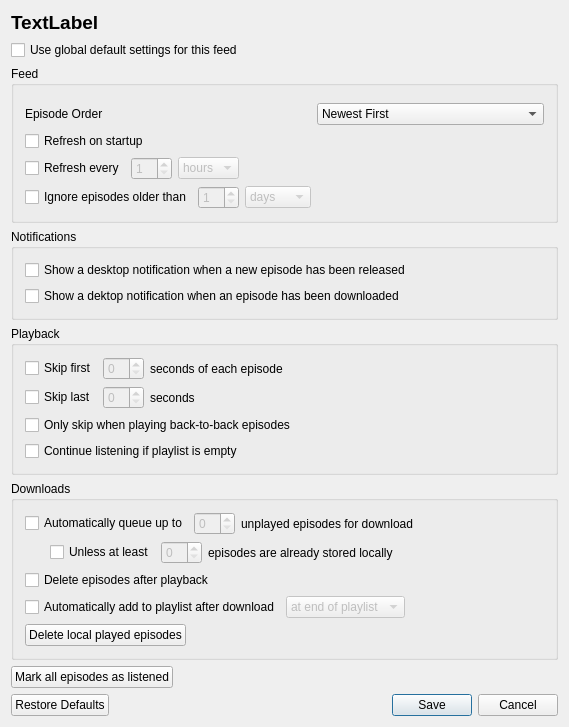
First picture: the form in podcatcher/Resources/ui/windows/FeedSettingsWindow.ui, repository lostrootpass/alphagem, before the edit.
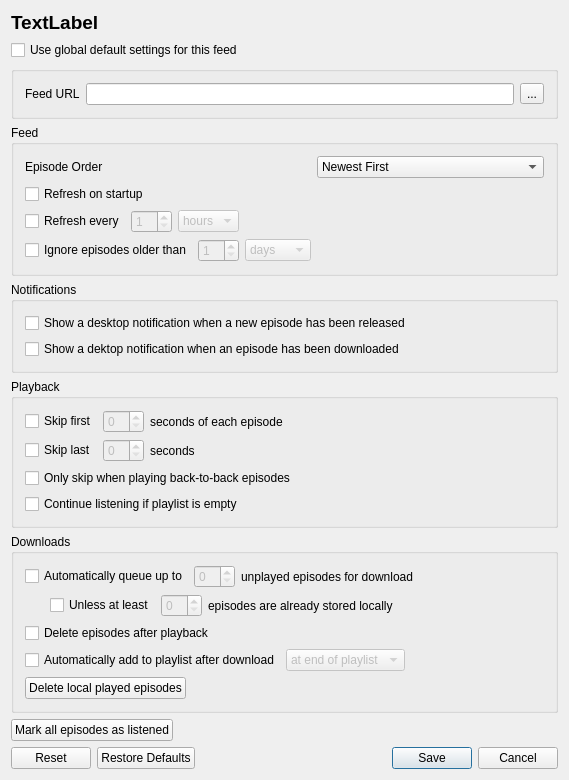
Second picture: the form after the edit. Icons and pictures are not drawn.

Commit message: Add copyable feed URL and Reset button to the settings page

```diff
--- a/podcatcher/Resources/ui/windows/FeedSettingsWindow.ui
+++ b/podcatcher/Resources/ui/windows/FeedSettingsWindow.ui
@@ -7,7 +7,7 @@
     <x>0</x>
     <y>0</y>
     <width>569</width>
-    <height>684</height>
+    <height>716</height>
    </rect>
   </property>
   <property name="windowTitle">
@@ -38,16 +38,56 @@
      </property>
     </widget>
    </item>
+   <item>
+    <widget class="QGroupBox" name="feedUrlGroupBox">
+     <property name="title">
+      <string/>
+     </property>
+     <property name="flat">
+      <bool>true</bool>
+     </property>
+     <layout class="QVBoxLayout" name="verticalLayout_3">
+      <item>
+       <layout class="QHBoxLayout" name="feedUrlLayout">
+        <item>
+         <widget class="QLabel" name="label_5">
+          <property name="text">
+           <string>Feed URL</string>
+          </property>
+         </widget>
+        </item>
+        <item>
+         <widget class="QLineEdit" name="feedUrlLineEdit">
+          <property name="readOnly">
+           <bool>true</bool>
+          </property>
+         </widget>
+        </item>
+        <item>
+         <widget class="QToolButton" name="feedUrlButton">
+          <property name="toolTip">
+           <string>Copy feed URL to clipboard</string>
+          </property>
+          <property name="text">
+           <string>...</string>
+          </property>
+          <property name="icon">
+           <iconset theme="edit-copy"/>
+          </property>
+         </widget>
+        </item>
+       </layout>
+      </item>
+     </layout>
+    </widget>
+   </item>
    <item>
     <widget class="QGroupBox" name="feedGroupBox">
      <property name="title">
       <string>Feed</string>
      </property>
      <layout class="QFormLayout" name="formLayout_2">
-      <item row="0" column="1">
-       <layout class="QHBoxLayout" name="horizontalLayout_6"/>
-      </item>
-      <item row="1" column="0">
+      <item row="0" column="0">
        <widget class="QLabel" name="episodeOrderLabel">
         <property name="whatsThis">
          <string>Whether to have the newest episode or the oldest episode be treated as the starting point. This affects the order that episodes are displayed in, as well as the other in which episodes are automatically downloaded. For story-style podcasts where you want to listen from the beginning, select Oldest First. For news podcasts, select Newest First.</string>
@@ -57,7 +97,7 @@
         </property>
        </widget>
       </item>
-      <item row="1" column="1">
+      <item row="0" column="1">
        <widget class="QComboBox" name="episodeOrderComboBox">
         <property name="whatsThis">
          <string>Whether to have the newest episode or the oldest episode be treated as the starting point. This affects the order that episodes are displayed in, as well as the other in which episodes are automatically downloaded. For story-style podcasts where you want to listen from the beginning, select Oldest First. For news podcasts, select Newest First.</string>
@@ -74,7 +114,7 @@
         </item>
        </widget>
       </item>
-      <item row="2" column="0">
+      <item row="1" column="0">
        <widget class="QCheckBox" name="refreshOnStartupCheckBox">
         <property name="whatsThis">
          <string>If enabled, this feed will be refreshed when the application starts.</string>
@@ -84,7 +124,7 @@
         </property>
        </widget>
       </item>
-      <item row="3" column="0">
+      <item row="2" column="0">
        <layout class="QHBoxLayout" name="horizontalLayout_2">
         <item>
          <widget class="QCheckBox" name="refreshEveryCheckBox">
@@ -131,7 +171,7 @@
         </item>
        </layout>
       </item>
-      <item row="4" column="0">
+      <item row="3" column="0">
        <layout class="QHBoxLayout" name="horizontalLayout_3">
         <item>
          <widget class="QCheckBox" name="ignoreOlderThanCheckBox">
@@ -464,7 +504,7 @@
    <item>
     <widget class="QDialogButtonBox" name="saveButtonBox">
      <property name="standardButtons">
-      <set>QDialogButtonBox::Cancel|QDialogButtonBox::RestoreDefaults|QDialogButtonBox::Save</set>
+      <set>QDialogButtonBox::Cancel|QDialogButtonBox::Reset|QDialogButtonBox::RestoreDefaults|QDialogButtonBox::Save</set>
      </property>
     </widget>
    </item>
```
The commit also changes 6 other files.
